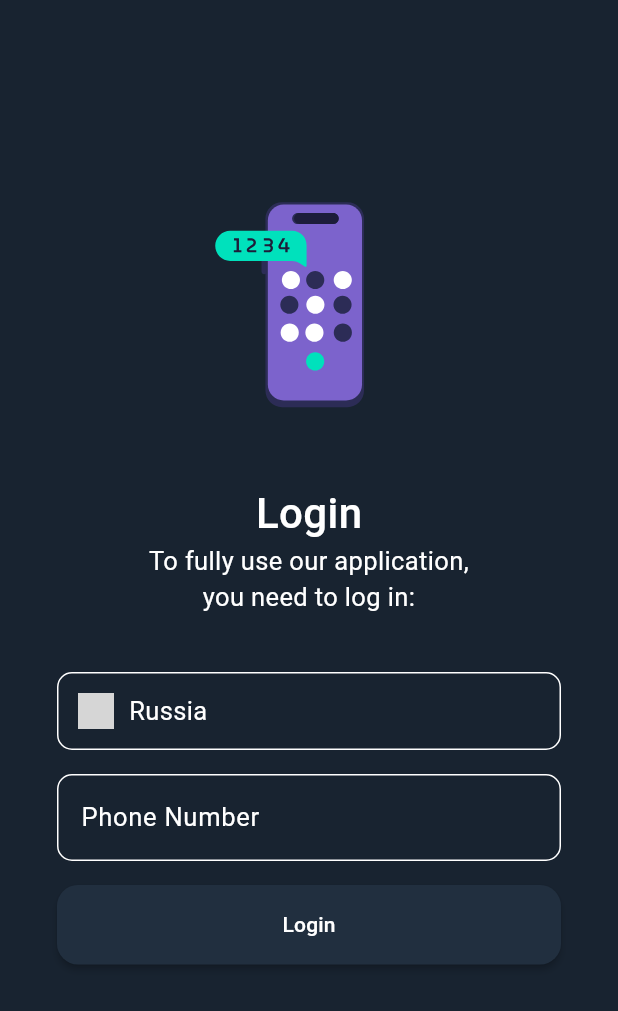
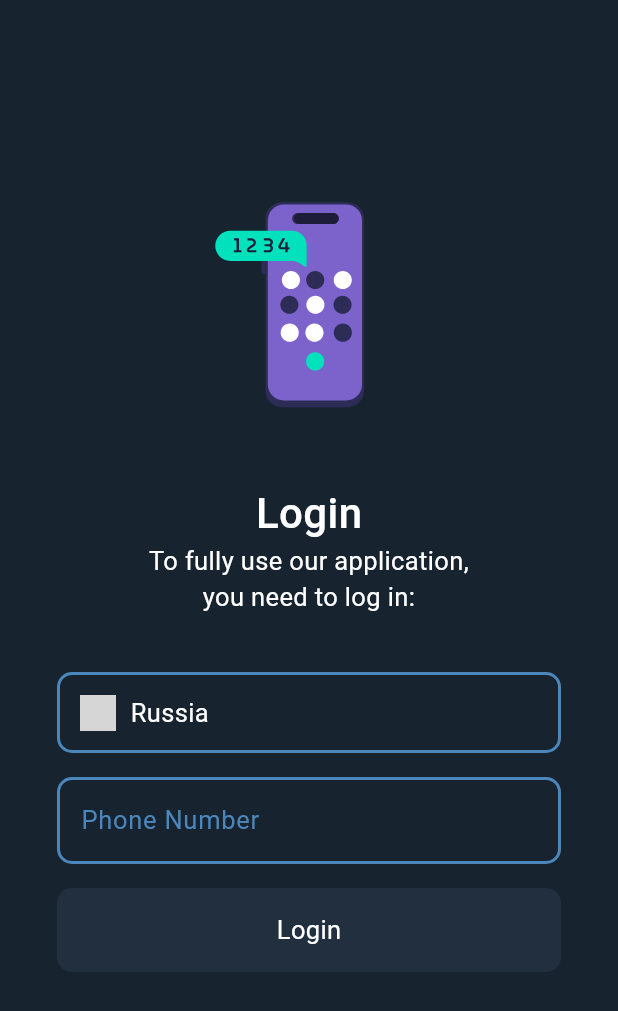
Before and after one commit to Jason1258t/elegram, a Flutter app: the Auth screen opened directly, on a phone screen of 412 x 824 dp. Shown: the top 1011 px of the screen. Run offline on Flutter 3.47's test engine with Material 3 defaults, Android fonts, the phone set to English and light mode, and no system bars; our stand-ins replace bloc, country_picker, equatable, flutter_bloc, lottie, rxdart; grey boxes are pictures that could not be loaded.

Commit message:
auth screen refactoring

```diff
--- /dev/null
+++ b/lib/screen/auth/widget/button_phone.dart
@@ -0,0 +1,41 @@
+import 'package:flutter/material.dart';
+import '../../../utils/colors.dart';
+import '../../../utils/fonts.dart';
+
+class PhoneButton extends StatelessWidget {
+  final String text;
+  final VoidCallback? press;
+  final bool isActive;
+
+  const PhoneButton({
+    super.key,
+    required this.text,
+    required this.press,
+    this.isActive = false,
+  });
+
+  @override
+  Widget build(BuildContext context) {
+    return Ink(
+      decoration: ShapeDecoration(
+        color: isActive ? AppColors.activeButton : AppColors.buttonColor,
+        shape: RoundedRectangleBorder(
+          borderRadius: BorderRadius.circular(10),
+
+        ),
+      ),
+      child: InkWell(
+        onTap: isActive ? press : null,
+        borderRadius: BorderRadius.circular(10),
+        child: Container(
+          padding: const EdgeInsets.symmetric(vertical: 16),
+          alignment: Alignment.center,
+          child: Text(
+            text,
+            style: AppTypography.fontHeadlineW17w400,
+          ),
+        ),
+      ),
+    );
+  }
+}
--- a/lib/screen/auth/widget/country_selector.dart
+++ b/lib/screen/auth/widget/country_selector.dart
@@ -1,4 +1,5 @@
 import 'package:flutter/material.dart';
+import '../../../utils/colors.dart';
 import '../../../utils/fonts.dart';
 
 class CountrySelector extends StatelessWidget {
@@ -16,14 +17,16 @@ class CountrySelector extends StatelessWidget {
   @override
   Widget build(BuildContext context) {
     return Ink(
+
       decoration: ShapeDecoration(
         shape: RoundedRectangleBorder(
           borderRadius: BorderRadius.circular(10),
-          side: const BorderSide(color: Colors.white, width: 1),
+          side: const BorderSide(color: AppColors.activeButton, width: 2),
         ),
       ),
       width: double.infinity,
       child: InkWell(
+        splashColor: AppColors.activeButton,
         borderRadius: BorderRadius.circular(10),
         onTap: onTap,
         child: Padding(
--- a/lib/screen/auth/widget/phone.dart
+++ b/lib/screen/auth/widget/phone.dart
@@ -1,10 +1,12 @@
 import 'package:flutter/material.dart';
 import 'package:messenger_test/screen/auth/widget/phone_number.dart';
 import 'package:country_picker/country_picker.dart';
+import 'package:messenger_test/screen/auth/widget/search_Input_decoration.dart';
 import 'package:messenger_test/screen/auth/widget/validate_phone_number.dart';
+import 'package:messenger_test/utils/colors.dart';
+import 'package:messenger_test/utils/fonts.dart';
 
-import '../../../utils/fonts.dart';
-import '../../../widgets/button/primary_button.dart';
+import 'button_phone.dart';
 import 'country_selector.dart';
 
 class PhoneNumberInput extends StatefulWidget {
@@ -19,12 +21,35 @@ class _PhoneNumberInputState extends State<PhoneNumberInput> {
   String _selectedCountry = 'Russia';
   String _selectedCountryCode = '+7';
   String _selectedCountryIso = 'ru';
+  bool _isButtonActive = false;
+
+  @override
+  void initState() {
+    super.initState();
+    _phoneController.addListener(_updateButtonState);
+  }
+
+  void _updateButtonState() {
+    final phone = _phoneController.text;
+    final regex = RegExp(r'^\(\d{3}\) \d{3} \d{2}-\d{2}$');
+    setState(() {
+      _isButtonActive = regex.hasMatch(phone);
+    });
+  }
 
   void _selectCountry(BuildContext context) {
     showCountryPicker(
       context: context,
       useSafeArea: true,
       showPhoneCode: true,
+      countryListTheme: CountryListThemeData(
+        padding: const EdgeInsets.all(11),
+        bottomSheetHeight: 700,
+        backgroundColor: AppColors.mainBackground,
+        textStyle: AppTypography.fontHeadlineW17w400,
+        searchTextStyle: AppTypography.fontHeadlineW17w400,
+        inputDecoration: buildInputDecoration(),
+      ),
       onSelect: (Country country) {
         setState(() {
           _selectedCountry = country.name;
@@ -54,12 +79,15 @@ class _PhoneNumberInputState extends State<PhoneNumberInput> {
             selectedCountryCode: _selectedCountryCode,
           ),
           const SizedBox(height: 16),
-          PrimaryButton(
+          PhoneButton(
             text: 'Login',
-            press: () {
-              validatePhoneNumber(
-                  context, '$_selectedCountryCode ${_phoneController.text}');
-            },
+            press: _isButtonActive
+                ? () {
+                    validatePhoneNumber(context,
+                        '$_selectedCountryCode ${_phoneController.text}');
+                  }
+                : null,
+            isActive: _isButtonActive,
           ),
         ],
       ),
--- a/lib/screen/auth/widget/phone_number.dart
+++ b/lib/screen/auth/widget/phone_number.dart
@@ -1,42 +1,81 @@
 import 'package:flutter/material.dart';
 import 'package:flutter/services.dart';
+import '../../../utils/colors.dart';
 import '../../../utils/fonts.dart';
 
-class PhoneNumber extends StatelessWidget {
+class PhoneNumber extends StatefulWidget {
   final TextEditingController phoneController;
   final String selectedCountryCode;
 
-  const PhoneNumber({super.key,
+  const PhoneNumber({
+    super.key,
     required this.phoneController,
     required this.selectedCountryCode,
   });
 
   @override
+  _PhoneNumberState createState() => _PhoneNumberState();
+}
+
+class _PhoneNumberState extends State<PhoneNumber> {
+  final FocusNode _focusNode = FocusNode();
+  bool _isFocused = false;
+
+  @override
+  void initState() {
+    super.initState();
+    _focusNode.addListener(_handleFocusChange);
+  }
+
+  void _handleFocusChange() {
+    setState(() {
+      _isFocused = _focusNode.hasFocus;
+    });
+  }
+
+  @override
+  void dispose() {
+    _focusNode.removeListener(_handleFocusChange);
+    _focusNode.dispose();
+    super.dispose();
+  }
+
+  @override
   Widget build(BuildContext context) {
     return TextField(
-      controller: phoneController,
+      controller: widget.phoneController,
       keyboardType: TextInputType.phone,
+      focusNode: _focusNode,
       inputFormatters: [
         FilteringTextInputFormatter.digitsOnly,
         _PhoneNumberFormatter(),
       ],
       decoration: InputDecoration(
-        prefixText: '$selectedCountryCode ',
+        prefixText: '${widget.selectedCountryCode} ',
         labelText: 'Phone Number',
         hintText: '(***) *** **-**',
         hintStyle: AppTypography.fontHeadlineW17w400,
-        labelStyle: AppTypography.fontHeadlineW17w400,
+        labelStyle: _isFocused
+            ? AppTypography.fontHeadlineW17w400
+            : AppTypography.fontHeadlineBlue17w400,
         border: const OutlineInputBorder(
-          borderSide: BorderSide(color: Colors.white, width: 1, style: BorderStyle.solid),
+          borderSide: BorderSide(
+              color: AppColors.activeButton,
+              width: 1,
+              style: BorderStyle.solid),
           borderRadius: BorderRadius.all(Radius.circular(10)),
         ),
         enabledBorder: const OutlineInputBorder(
-          borderSide: BorderSide(color: Colors.white, width: 1, style: BorderStyle.solid),
+          borderSide: BorderSide(
+              color: AppColors.activeButton,
+              width: 2,
+              style: BorderStyle.solid),
           borderRadius: BorderRadius.all(Radius.circular(10)),
         ),
         focusedBorder: const OutlineInputBorder(
-          borderSide: BorderSide(color: Colors.white, width: 3, style: BorderStyle.solid),
-          borderRadius: BorderRadius.all(Radius.circular(16)),
+          borderSide: BorderSide(
+              color: Colors.white, width: 2, style: BorderStyle.solid),
+          borderRadius: BorderRadius.all(Radius.circular(10)),
         ),
       ),
       style: AppTypography.fontHeadlineW17w400,
@@ -47,9 +86,9 @@ class PhoneNumber extends StatelessWidget {
 class _PhoneNumberFormatter extends TextInputFormatter {
   @override
   TextEditingValue formatEditUpdate(
-      TextEditingValue oldValue,
-      TextEditingValue newValue,
-      ) {
+    TextEditingValue oldValue,
+    TextEditingValue newValue,
+  ) {
     final text = newValue.text;
     if (text.length > 10) {
       return oldValue;
--- a/lib/utils/colors.dart
+++ b/lib/utils/colors.dart
@@ -2,9 +2,8 @@ import 'package:flutter/material.dart';
 
 abstract class AppColors {
   static const primary = Colors.lightBlueAccent;
-
   static const textColor = Color(0xFF333333);
-
   static const mainBackground = Color(0xFF182330);
   static const buttonColor = Color(0xFF212F3F);
+  static const activeButton = Color(0xFF4B87BB);
 }
--- a/lib/utils/fonts.dart
+++ b/lib/utils/fonts.dart
@@ -32,6 +32,12 @@ abstract class AppTypography {
 
   static final fontHeadlineW17w400 = _font.copyWith(
     color: Colors.white,
+    fontSize: 17,
+    fontWeight: FontWeight.w400,
+  );
+
+  static final fontHeadlineBlue17w400 = _font.copyWith(
+    color: AppColors.activeButton,
     fontSize: 17,
     fontWeight: FontWeight.w400,
   );
```
Also changed, not shown: lib/data/fetchCountryData.dart (deleted, +0 -12 lines), lib/screen/auth/widget/search_Input_decoration.dart (added, +28 -0 lines).
